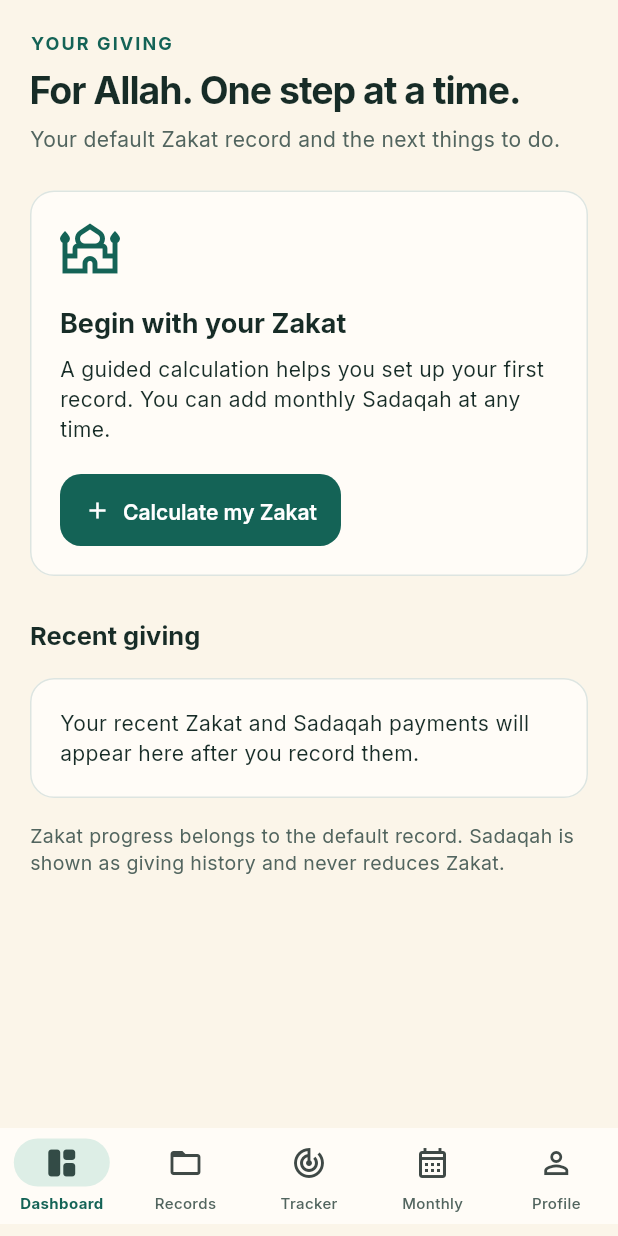
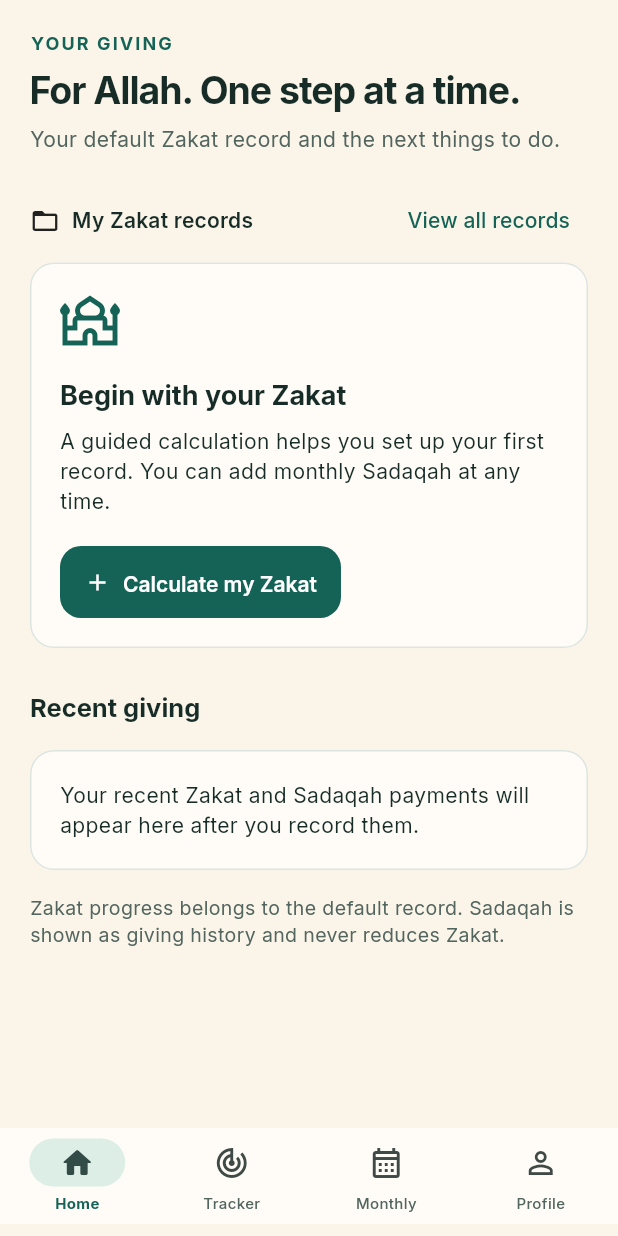
Before and after one commit to ebnramadan/ZakatApp, a Flutter app: the _AuthGate screen opened directly, on a phone screen of 412 x 824 dp. Run offline on Flutter 3.47's test engine with Material 3 defaults, Android fonts, the phone set to English and light mode, and no system bars; our stand-ins replace cached_network_image, cloud_firestore, firebase_auth, firebase_core, google_sign_in, hijri and 2 more; missing offline and left inert: dart:html, dart:js_util; accounts and stored records are empty.

Commit message:
Make Home the record hub and add optional notification onboarding

```diff
--- a/lib/core/localization/arabic.dart
+++ b/lib/core/localization/arabic.dart
@@ -854,5 +854,19 @@ const Map<String, String> arabic = {
   "Location was not available. Your currency has not changed; you can choose it manually.":
       "الموقع مش متاح. ما غيّرناش عملتك؛ تقدر تختارها بنفسك.",
   "Currency changes only affect new records. Existing amounts are never converted.":
-      "تغيير العملة للسجلات الجديدة بس. المبالغ القديمة مش بتتحوّل."
+      "تغيير العملة للسجلات الجديدة بس. المبالغ القديمة مش بتتحوّل.",
+  "Home": "الرئيسية",
+  "My Zakat records": "سجلات زكاتي",
+  "A gentle nudge to give.": "تذكير لطيف بخطوة خير.",
+  "Optional. Enable reminders now, or later from Profile.":
+      "اختياري. شغّل التذكيرات دلوقتي، أو بعدين من حسابك.",
+  "Automatic delivery is still being verified.":
+      "لسه بنتأكد من الإرسال التلقائي.",
+  "Names can appear on your lock screen.": "الأسماء ممكن تظهر على شاشة القفل.",
+  "Notifications enabled on this device.": "الإشعارات اتفعّلت على الجهاز ده.",
+  "A clear Home screen focused on your current Zakat.":
+      "رئيسية بسيطة تركز على زكاتك الحالية.",
+  "Draft saved. Open records from Home and choose Set as default to update Home.":
+      "تم حفظ المسودة. اختار «تعيين كافتراضي» من السجلات لتحديث الرئيسية.",
+  "Records in Home": "السجلات في الرئيسية"
 };
--- a/lib/main.dart
+++ b/lib/main.dart
@@ -186,9 +186,9 @@ class _AuthGate extends StatelessWidget {
     final target = Uri.base.queryParameters['open'];
     return HomeScreen(
         initialTab: target == 'monthly'
-            ? 3
+            ? 2
             : target == 'tracker'
-                ? 2
+                ? 1
                 : 0);
   }
 }
--- a/lib/ui/calculator/asset_form_screen.dart
+++ b/lib/ui/calculator/asset_form_screen.dart
@@ -99,7 +99,7 @@ class _AssetFormScreenState extends State<AssetFormScreen> {
         if (!saved && mounted) {
           ScaffoldMessenger.of(context).showSnackBar(SnackBar(
               content: Text(l(context,
-                  "Draft saved. Choose Set as default in Records to update your dashboard."))));
+                  "Draft saved. Open records from Home and choose Set as default to update Home."))));
         }
       });
     }
--- a/lib/ui/calculator/results_screen.dart
+++ b/lib/ui/calculator/results_screen.dart
@@ -110,7 +110,7 @@ class ResultsScreen extends StatelessWidget {
                             .selectRecord(auth.user!.uid, saved);
                         Navigator.of(context).pushAndRemoveUntil(
                           MaterialPageRoute(
-                              builder: (_) => const HomeScreen(initialTab: 2)),
+                              builder: (_) => const HomeScreen(initialTab: 1)),
                           (_) => false,
                         );
                       }
--- a/lib/ui/dashboard/dashboard_screen.dart
+++ b/lib/ui/dashboard/dashboard_screen.dart
@@ -126,13 +126,6 @@ class DashboardScreen extends StatelessWidget {
                           label: Text(l(context, "Calculate my Zakat"))),
                     ])))
       else ...[
-        Row(children: [
-          Expanded(
-              child: Text(l(context, "Default record"),
-                  style: const TextStyle(color: Color(0xFF52655F)))),
-          TextButton(
-              onPressed: onRecords, child: Text(l(context, "View all records")))
-        ]),
         Card(
             color: const Color(0xFF103F36),
             clipBehavior: Clip.antiAlias,
@@ -159,6 +152,10 @@ class DashboardScreen extends StatelessWidget {
                   child: Column(
                       crossAxisAlignment: CrossAxisAlignment.start,
                       children: [
+                        Text(l(context, 'Default record'),
+                            style: const TextStyle(
+                                fontSize: 12, color: Color(0xFFD6E9E1))),
+                        const SizedBox(height: 6),
                         Text(current.name,
                             style: const TextStyle(
                                 color: Colors.white,
@@ -330,6 +327,15 @@ class DashboardScreen extends StatelessWidget {
           title: l(context, "For Allah. One step at a time."),
           description: l(
               context, "Your default Zakat record and the next things to do.")),
+      Row(children: [
+        const Icon(Icons.folder_open_outlined, size: 20),
+        const SizedBox(width: 8),
+        Expanded(
+            child: Text(l(context, 'My Zakat records'),
+                style: Theme.of(context).textTheme.titleMedium)),
+        TextButton(
+            onPressed: onRecords, child: Text(l(context, 'View all records'))),
+      ]),
       LayoutBuilder(builder: (context, constraints) {
         final left = Column(
             crossAxisAlignment: CrossAxisAlignment.stretch, children: overview);
--- a/lib/ui/home/home_screen.dart
+++ b/lib/ui/home/home_screen.dart
@@ -33,16 +33,27 @@ class _HomeScreenState extends State<HomeScreen> with WidgetsBindingObserver {
     setState(() => _tab = index);
   }
 
-  void openTracker() => _selectTab(2);
+  void openTracker() => _selectTab(1);
   void openMonthly() {
     setState(() => _monthlyFocus = null);
-    _selectTab(3);
+    _selectTab(2);
   }
 
   void _openCommitment(MonthlyPlan plan) {
     setState(() => _monthlyFocus = plan.recipient);
-    _selectTab(3);
+    _selectTab(2);
   }
+
+  void _showRecords() => Navigator.of(context).push(MaterialPageRoute(
+      builder: (routeContext) => Scaffold(
+            appBar: AppBar(title: Text(l(routeContext, 'Zakat records'))),
+            body: _RecordsTab(
+                onCreate: _create,
+                onOpen: (record) {
+                  Navigator.of(routeContext).pop();
+                  _open(record);
+                }),
+          )));
 
   void _create() => Navigator.of(context)
       .push(MaterialPageRoute(builder: (_) => const EntryModeScreen()));
@@ -151,8 +162,7 @@ class _HomeScreenState extends State<HomeScreen> with WidgetsBindingObserver {
             .length;
     final ar = auth.profile?.language == 'ar';
     final labels = [
-      ar ? 'الرئيسية' : 'Dashboard',
-      ar ? 'السجلات' : 'Records',
+      ar ? 'الرئيسية' : 'Home',
       ar ? 'المتابعة' : 'Tracker',
       auth.profile?.monthlyGivingLabel ?? 'Monthly Giving',
       ar ? 'الملف الشخصي' : 'Profile'
@@ -160,39 +170,39 @@ class _HomeScreenState extends State<HomeScreen> with WidgetsBindingObserver {
     final mobileLabels = [
       labels[0],
       labels[1],
-      labels[2],
       ar ? 'شهريات' : 'Monthly',
       ar ? 'حسابي' : 'Profile'
     ];
     const selectedIcons = [
-      Icons.space_dashboard_rounded,
-      Icons.folder_rounded,
+      Icons.home_rounded,
       Icons.track_changes_rounded,
       Icons.calendar_month_rounded,
       Icons.person_rounded
     ];
     const icons = [
-      Icons.space_dashboard_outlined,
-      Icons.folder_open_outlined,
+      Icons.home_outlined,
       Icons.track_changes_outlined,
       Icons.calendar_month_outlined,
       Icons.person_outline
     ];
     final body = IndexedStack(index: _tab, children: [
       DashboardScreen(
-          onRecords: () => _selectTab(1),
+          onRecords: _showRecords,
           onMonthly: openMonthly,
           onCommitment: _openCommitment,
           onCreate: _create,
           onRecord: _open),
-      _RecordsTab(onCreate: _create, onOpen: _open),
-      TrackerScreen(
-          onOpenMonthly: openMonthly, onOpenRecords: () => _selectTab(1)),
-      MonthlyScreen(
-          key: ValueKey(_monthlyFocus), focusRecipient: _monthlyFocus),
+      HeroMode(
+          enabled: _tab == 1,
+          child: TrackerScreen(
+              onOpenMonthly: openMonthly, onOpenRecords: () => _selectTab(0))),
+      HeroMode(
+          enabled: _tab == 2,
+          child: MonthlyScreen(
+              key: ValueKey(_monthlyFocus), focusRecipient: _monthlyFocus)),
       const ProfileScreen(),
     ]);
-    Widget navIcon(int index) => index == 3
+    Widget navIcon(int index) => index == 2
         ? Badge(
             isLabelVisible: due > 0,
             label: Text('$due'),
@@ -242,7 +252,7 @@ class _HomeScreenState extends State<HomeScreen> with WidgetsBindingObserver {
                               unselectedLabelTextStyle:
                                   const TextStyle(color: Color(0xFFCBDFD5)),
                               destinations: List.generate(
-                                  5,
+                                  4,
                                   (i) => NavigationRailDestination(
                                       icon: navIcon(i),
                                       label: Text(l(context, labels[i])))))),
@@ -269,7 +279,7 @@ class _HomeScreenState extends State<HomeScreen> with WidgetsBindingObserver {
                     selectedIndex: _tab,
                     onDestinationSelected: _selectTab,
                     destinations: List.generate(
-                        5,
+                        4,
                         (i) => NavigationDestination(
                             icon: navIcon(i),
                             selectedIcon: Icon(selectedIcons[i]),
--- a/lib/ui/tracker/tracker_screen.dart
+++ b/lib/ui/tracker/tracker_screen.dart
@@ -90,7 +90,7 @@ class _TrackerScreenState extends State<TrackerScreen> {
                     moveToRecycleBin(context, tracker.selectedRecord!)),
           IconButton(
               icon: const Icon(Icons.folder_open_outlined),
-              tooltip: l(context, "View all records"),
+              tooltip: l(context, "Records in Home"),
               onPressed: widget.onOpenRecords),
         ],
       ),
```
Also changed, not shown: lib/ui/notifications/push_reminder_card.dart (+44 -37 lines), lib/ui/onboarding/onboarding_screen.dart (+23 -8 lines), assets/translations/ar.json, 10 other files.
